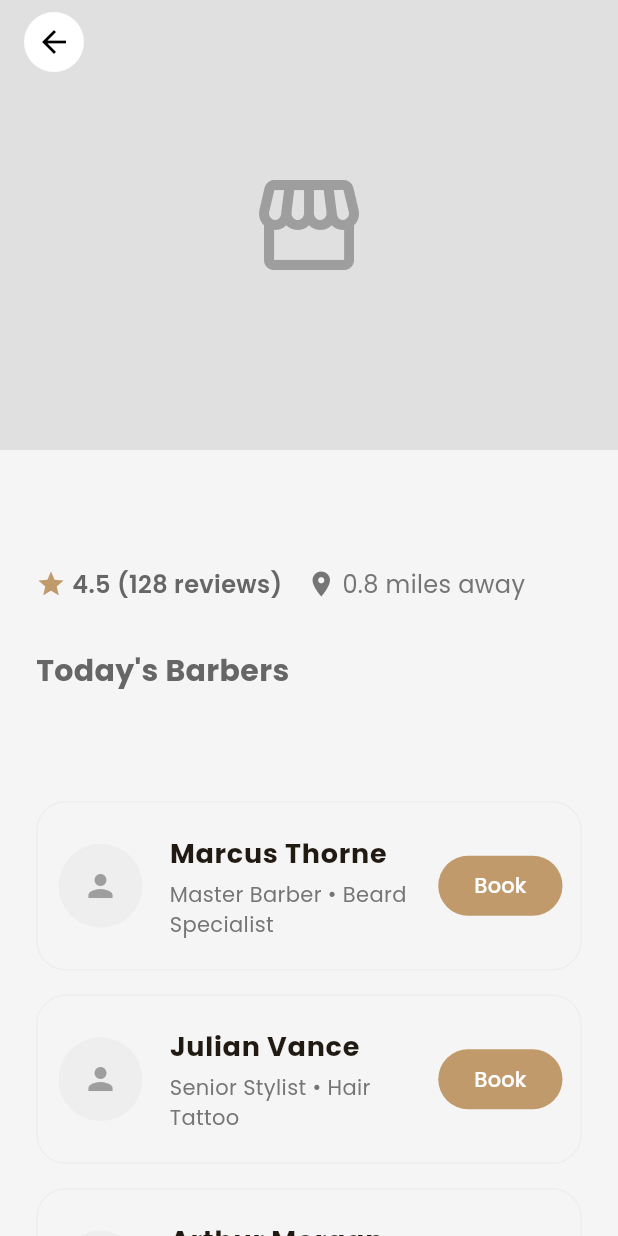
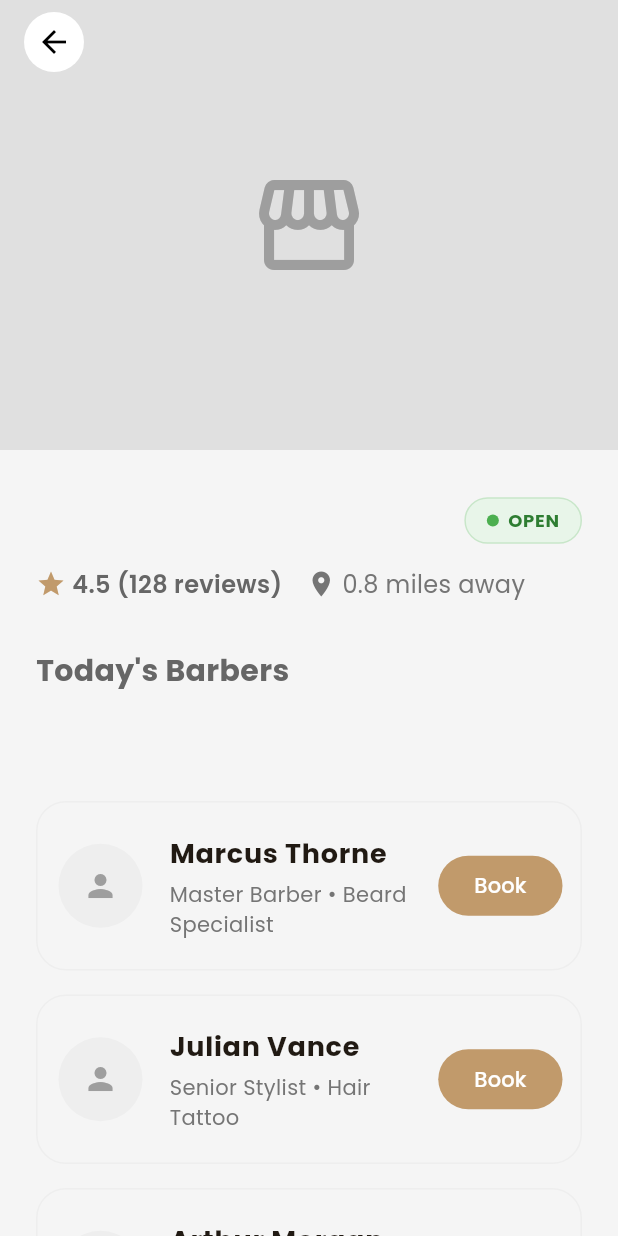
Before and after one commit to ANKITDANDOTIYA/StylenCut, a Flutter app: the SalonDetailsScreen screen opened directly with empty values, on a phone screen of 412 x 824 dp. Run offline on Flutter 3.47's test engine with Material 3 defaults, Android fonts, the phone set to English and light mode, and no system bars; our stand-ins replace google_fonts, image_picker, shared_preferences; accounts and stored records are empty; network calls fail.

Commit message:
Shop status..Open and Close works dynamically

```diff
--- a/lib/screens/admin/admin_manage_barbers_screen.dart
+++ b/lib/screens/admin/admin_manage_barbers_screen.dart
@@ -2,6 +2,7 @@ import 'package:flutter/material.dart';
 import 'package:google_fonts/google_fonts.dart';
 import 'package:provider/provider.dart';
 import '../../viewmodels/salon_viewmodel.dart';
+import '../../viewmodels/admin_viewmodel.dart';
 
 class AdminManageBarbersScreen extends StatefulWidget {
   const AdminManageBarbersScreen({super.key});
@@ -90,6 +91,10 @@ class _AdminManageBarbersScreenState extends State<AdminManageBarbersScreen> {
 
                   if (success) {
                     if (context.mounted) {
+                      // Dynamically sync AdminViewModel statistics and barbers lists
+                      Provider.of<AdminViewModel>(context, listen: false)
+                          .initializeSalon(viewModel.adminSalon!.id);
+
                       Navigator.pop(context);
                       setState(() {
                         _fetchBarbers(); // Refresh the list
--- a/lib/screens/salon_details_screen.dart
+++ b/lib/screens/salon_details_screen.dart
@@ -78,13 +78,63 @@ class _SalonDetailsScreenState extends State<SalonDetailsScreen> {
               child: Column(
                 crossAxisAlignment: CrossAxisAlignment.start,
                 children: [
-                  Text(
+                  Row(
+                    mainAxisAlignment: MainAxisAlignment.spaceBetween,
+                    crossAxisAlignment: CrossAxisAlignment.center,
+                    children: [
+                      Expanded(
+                        child: Text(
                           widget.salon.name,
                           style: GoogleFonts.poppins(
                             fontSize: 32,
                             fontWeight: FontWeight.w800,
                             letterSpacing: -0.5,
                           ),
+                        ),
+                      ),
+                      Container(
+                        padding: const EdgeInsets.symmetric(horizontal: 14, vertical: 6),
+                        decoration: BoxDecoration(
+                          color: widget.salon.isOpen
+                              ? const Color(0xFFE8F5E9)
+                              : const Color(0xFFFFEBEE),
+                          borderRadius: BorderRadius.circular(30),
+                          border: Border.all(
+                            color: widget.salon.isOpen
+                                ? const Color(0xFFC8E6C9)
+                                : const Color(0xFFFFCDD2),
+                            width: 1,
+                          ),
+                        ),
+                        child: Row(
+                          mainAxisSize: MainAxisSize.min,
+                          children: [
+                            Container(
+                              width: 8,
+                              height: 8,
+                              decoration: BoxDecoration(
+                                shape: BoxShape.circle,
+                                color: widget.salon.isOpen
+                                    ? const Color(0xFF4CAF50)
+                                    : const Color(0xFFE53935),
+                              ),
+                            ),
+                            const SizedBox(width: 6),
+                            Text(
+                              widget.salon.isOpen ? 'OPEN' : 'CLOSED',
+                              style: GoogleFonts.poppins(
+                                fontSize: 12,
+                                fontWeight: FontWeight.bold,
+                                letterSpacing: 0.5,
+                                color: widget.salon.isOpen
+                                    ? const Color(0xFF2E7D32)
+                                    : const Color(0xFFC62828),
+                              ),
+                            ),
+                          ],
+                        ),
+                      ),
+                    ],
                   ),
                   const SizedBox(height: 8),
                   SingleChildScrollView(
@@ -211,7 +261,8 @@ class _SalonDetailsScreenState extends State<SalonDetailsScreen> {
                                   ),
                                 ),
                                 trailing: ElevatedButton(
-                                  onPressed: () {
+                                  onPressed: widget.salon.isOpen
+                                      ? () {
                                           Navigator.of(context).push(
                                             MaterialPageRoute(
                                               builder: (_) => BookingSelectionScreen(
@@ -221,9 +272,45 @@ class _SalonDetailsScreenState extends State<SalonDetailsScreen> {
                                               ),
                                             ),
                                           );
+                                        }
+                                      : () {
+                                          ScaffoldMessenger.of(context).showSnackBar(
+                                            SnackBar(
+                                              content: Row(
+                                                children: [
+                                                  const Icon(Icons.info_outline, color: Colors.white),
+                                                  const SizedBox(width: 8),
+                                                  Expanded(
+                                                    child: Text(
+                                                      'Sorry, ${widget.salon.name} is currently closed.',
+                                                      style: GoogleFonts.poppins(
+                                                        fontWeight: FontWeight.w600,
+                                                        color: Colors.white,
+                                                      ),
+                                                    ),
+                                                  ),
+                                                ],
+                                              ),
+                                              backgroundColor: const Color(0xFFE53935),
+                                              behavior: SnackBarBehavior.floating,
+                                              shape: RoundedRectangleBorder(
+                                                borderRadius: BorderRadius.circular(16),
+                                              ),
+                                            ),
+                                          );
                                         },
                                   style: ElevatedButton.styleFrom(
+                                    backgroundColor: widget.salon.isOpen
+                                        ? Theme.of(context).primaryColor
+                                        : Colors.grey.shade300,
+                                    foregroundColor: widget.salon.isOpen
+                                        ? Colors.white
+                                        : Colors.grey.shade600,
+                                    elevation: 0,
                                     padding: const EdgeInsets.symmetric(horizontal: 24),
+                                    shape: RoundedRectangleBorder(
+                                      borderRadius: BorderRadius.circular(50),
+                                    ),
                                   ),
                                   child: const Text('Book'),
                                 ),
```
Also changed, not shown: lib/services/salon_service.dart (+19 -0 lines), lib/viewmodels/admin_viewmodel.dart (+18 -1 lines), 3 other files. Lines whose indentation alone changed are shown as unchanged.
